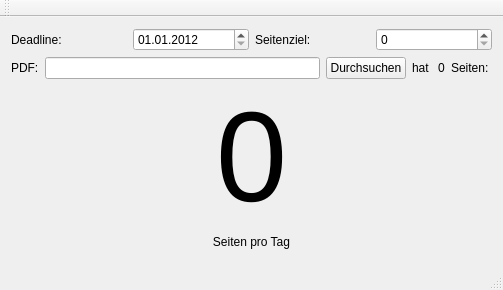
First picture: the form in mainwindow.ui, repository laudenberg/pages-per-day, before the edit.
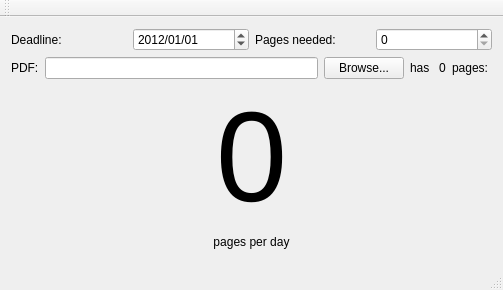
Second picture: the form after the edit.

Commit message: translate to english

```diff
--- a/mainwindow.ui
+++ b/mainwindow.ui
@@ -34,14 +34,14 @@
          </date>
         </property>
         <property name="displayFormat">
-         <string>dd.MM.yyyy</string>
+         <string>yyyy/MM/dd</string>
         </property>
        </widget>
       </item>
       <item>
        <widget class="QLabel" name="label_2">
         <property name="text">
-         <string>Seitenziel:</string>
+         <string>Pages needed:</string>
         </property>
        </widget>
       </item>
@@ -73,14 +73,14 @@
       <item>
        <widget class="QPushButton" name="browseButton">
         <property name="text">
-         <string>Durchsuchen</string>
+         <string>Browse...</string>
         </property>
        </widget>
       </item>
       <item>
        <widget class="QLabel" name="label_6">
         <property name="text">
-         <string>hat </string>
+         <string>has </string>
         </property>
        </widget>
       </item>
@@ -94,7 +94,7 @@
       <item>
        <widget class="QLabel" name="label_5">
         <property name="text">
-         <string>Seiten: </string>
+         <string>pages: </string>
         </property>
        </widget>
       </item>
@@ -121,7 +121,7 @@
     <item>
      <widget class="QLabel" name="label_4">
       <property name="text">
-       <string>Seiten pro Tag</string>
+       <string>pages per day</string>
       </property>
       <property name="alignment">
        <set>Qt::AlignCenter</set>
```
The commit also changes 1 other file.
